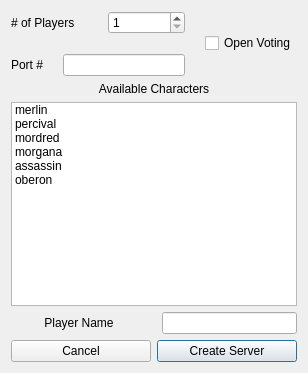
Before: the Qt Designer form src/gui/createserverwindow.ui in JRandomHacker/CS429-Avalon, drawn with Qt 5.
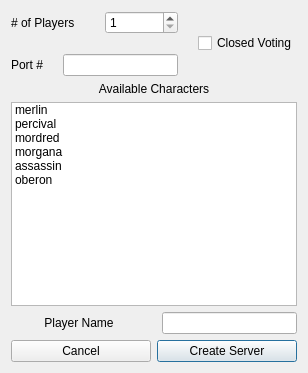
After: the same form once the commit is applied.

Commit message: Changed check box to closed voting

What changed in the file:
```diff
--- a/src/gui/createserverwindow.ui
+++ b/src/gui/createserverwindow.ui
@@ -60,7 +60,7 @@
        <item>
         <widget class="QCheckBox" name="cbOpenVoting">
          <property name="text">
-          <string>Open Voting</string>
+          <string>Closed Voting</string>
          </property>
         </widget>
        </item>
```
The commit also changes 1 other file.
